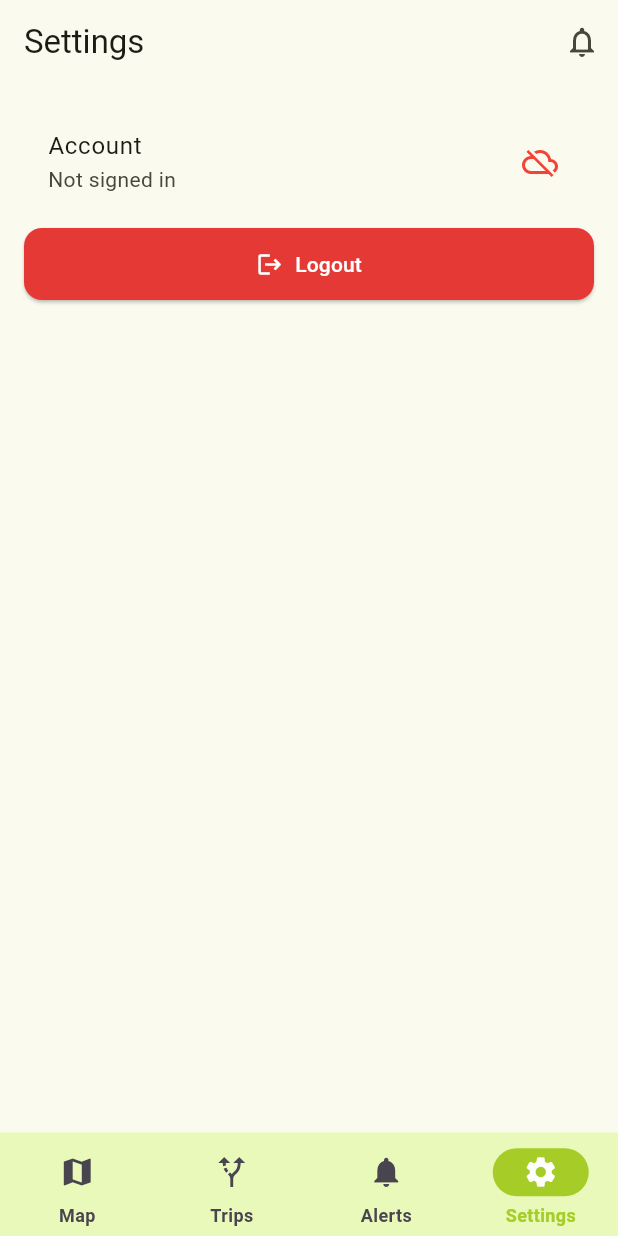
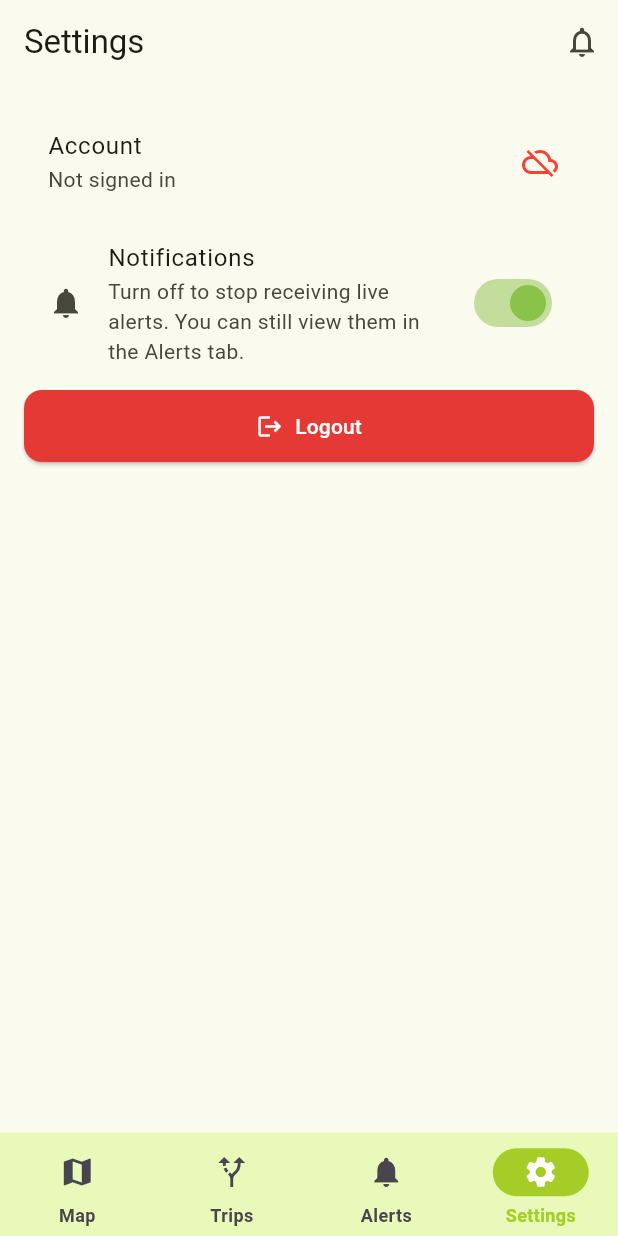
Before and after one commit to zouhayral/gps_tracker_app_version1, a Flutter app: the SettingsPage screen opened by its route, on a phone screen of 412 x 824 dp. Run offline on Flutter 3.47's test engine with Material 3 defaults, Android fonts, the light colour scheme and no system bars; our stand-ins replace connectivity_plus, cookie_jar, dio, dio_cookie_manager, fl_chart, flutter_local_notifications and 11 more; missing offline and left inert: flutter_map_marker_cluster, flutter_map_tile_caching; accounts and stored records are empty; generated files the repository leaves out were written again; network calls fail.

Commit message:
notification ok still disactived toggle

```diff
--- a/lib/features/settings/view/settings_page.dart
+++ b/lib/features/settings/view/settings_page.dart
@@ -6,6 +6,18 @@ import 'package:my_app_gps/features/auth/controller/auth_notifier.dart';
 import 'package:my_app_gps/features/auth/controller/auth_state.dart';
 import 'package:my_app_gps/features/notifications/view/notification_badge.dart';
 import 'package:my_app_gps/services/traccar_connection_provider.dart';
+import 'package:shared_preferences/shared_preferences.dart';
+import 'package:my_app_gps/core/utils/shared_prefs_holder.dart';
+import 'package:flutter_riverpod/flutter_riverpod.dart' show StateProvider;
+
+/// Persistent notification toggle provider (default ON)
+final notificationEnabledProvider = StateProvider<bool>((ref) {
+  if (SharedPrefsHolder.isInitialized) {
+    final prefs = SharedPrefsHolder.instance;
+    return prefs.getBool('notifications_enabled') ?? true;
+  }
+  return true; // fallback when SharedPrefs not yet injected
+});
 
 class SettingsPage extends ConsumerWidget {
   const SettingsPage({super.key});
@@ -45,6 +57,30 @@ class SettingsPage extends ConsumerWidget {
             ),
           ),
           const SizedBox(height: 8),
+          // Notifications toggle
+          Consumer(
+            builder: (context, ref, _) {
+              final enabled = ref.watch(notificationEnabledProvider);
+              return SwitchListTile.adaptive(
+                value: enabled,
+                onChanged: (value) async {
+                  ref.read(notificationEnabledProvider.notifier).state = value;
+                  final prefs = SharedPrefsHolder.isInitialized
+                      ? SharedPrefsHolder.instance
+                      : await SharedPreferences.getInstance();
+                  await prefs.setBool('notifications_enabled', value);
+                  debugPrint('[Settings] Notifications ${value ? 'enabled' : 'disabled'}');
+                },
+                title: const Text('Notifications'),
+                subtitle: const Text(
+                  'Turn off to stop receiving live alerts. You can still view them in the Alerts tab.',
+                ),
+                secondary: const Icon(Icons.notifications),
+                activeColor: Colors.lightGreen,
+              );
+            },
+          ),
+          const SizedBox(height: 8),
           ElevatedButton.icon(
             style: ElevatedButton.styleFrom(
               backgroundColor: Colors.red.shade600,
--- a/lib/services/notification/local_notification_service.dart
+++ b/lib/services/notification/local_notification_service.dart
@@ -6,6 +6,8 @@ import 'package:flutter_local_notifications/flutter_local_notifications.dart';
 import 'package:my_app_gps/data/models/event.dart';
 import 'package:intl/intl.dart';
 import 'package:timezone/data/latest_all.dart' as tz;
+import 'package:shared_preferences/shared_preferences.dart';
+import 'package:my_app_gps/core/utils/shared_prefs_holder.dart';
 
 /// Service for managing local push notifications for Traccar events
 ///
@@ -153,6 +155,23 @@ class LocalNotificationService {
     if (!_initialized) {
       _log('⚠️ Service not initialized, call initialize() first');
       return;
+    }
+
+    // Respect global notification toggle
+    try {
+      bool enabled = true;
+      if (SharedPrefsHolder.isInitialized) {
+        enabled = SharedPrefsHolder.instance.getBool('notifications_enabled') ?? true;
+      } else {
+        final prefs = await SharedPreferences.getInstance();
+        enabled = prefs.getBool('notifications_enabled') ?? true;
+      }
+      if (!enabled) {
+        _log('🔕 Notifications disabled, skipping push for event ${event.id}');
+        return;
+      }
+    } catch (_) {
+      // If prefs read fails, assume enabled to avoid silent miss due to prefs error
     }
 
     // Prevent duplicate notifications
```
Also changed, not shown: lib/data/models/event.dart (+21 -3 lines), lib/features/notifications/view/notification_filter_bar.dart (+6 -6 lines), lib/features/notifications/view/notifications_page.dart (+6 -1 lines), lib/providers/notification_providers.dart (+24 -1 lines), lib/repositories/notifications_repository.dart (+37 -1 lines).
